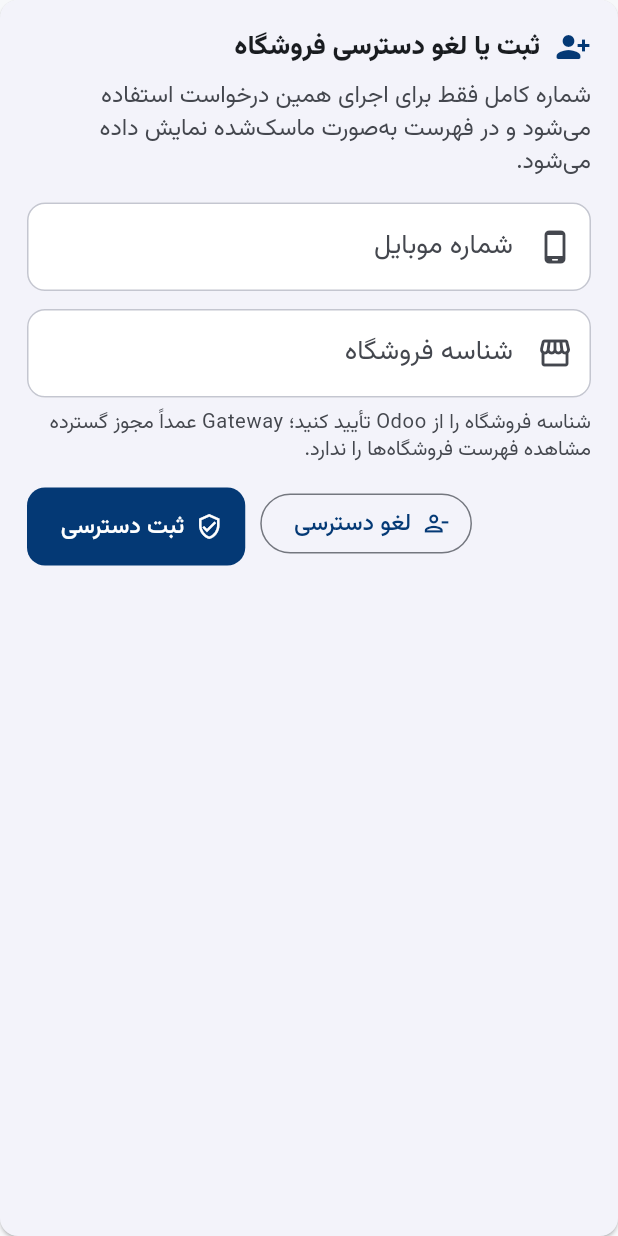
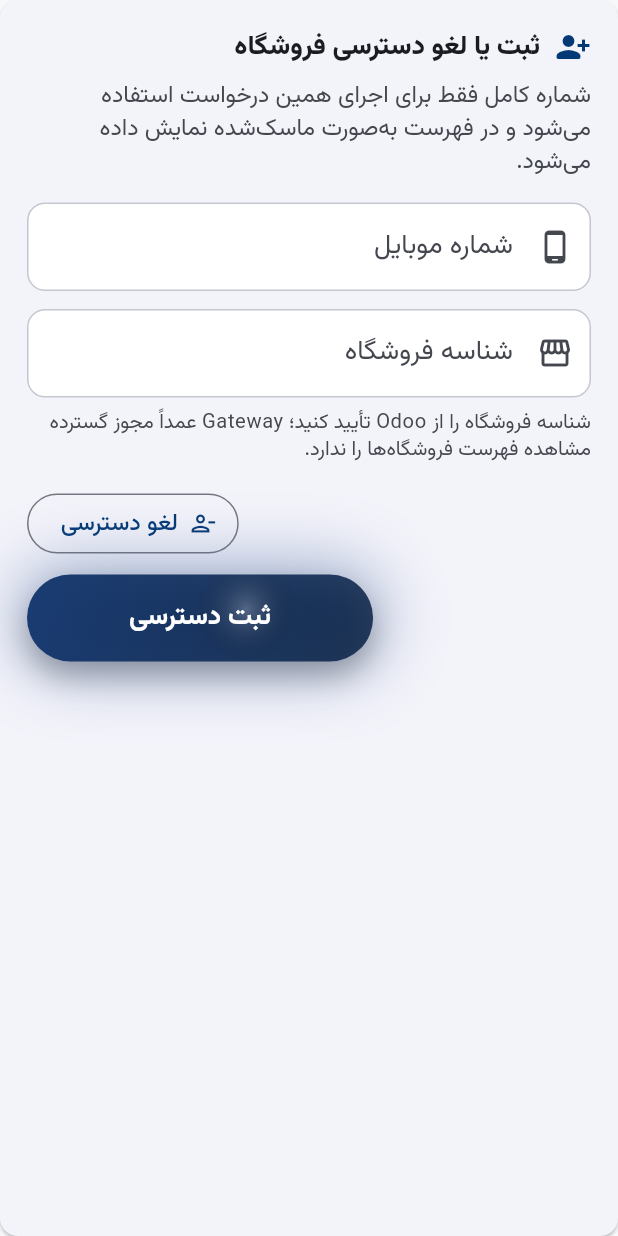
Before and after one commit to alirezatic/address-flutter, a Flutter app: the _AccessFormCard widget shown alone on an empty page, opened directly with empty values, on a phone screen of 412 x 824 dp. Run offline on Flutter 3.47's test engine with Material 3 defaults, Android fonts, the phone set to English and light mode, and no system bars; our stand-ins replace camera, country_picker, dio, flutter_map, flutter_secure_storage, go_router and 6 more; accounts and stored records are empty; network calls fail; statements that could not run were skipped.

Commit message:
refactor: use shared primary action button for admin access

```diff
--- a/lib/features/admin_shop_access/presentation/screens/admin_shop_access_screen.dart
+++ b/lib/features/admin_shop_access/presentation/screens/admin_shop_access_screen.dart
@@ -1,6 +1,7 @@
 import 'package:flutter/material.dart';
 import 'package:flutter/services.dart';
 
+import 'package:address/core/design_system/components/buttons/animated_start_button.dart';
 import 'package:address/features/admin_shop_access/domain/entities/admin_shop_access_entry.dart';
 import 'package:address/features/admin_shop_access/domain/entities/admin_shop_access_failure.dart';
 import 'package:address/features/admin_shop_access/domain/entities/admin_shop_access_mutation.dart';
@@ -405,15 +406,12 @@ class _AccessFormCard extends StatelessWidget {
                     icon: const Icon(Icons.person_remove_outlined),
                     label: Text(localizations.revokeAccess),
                   ),
-                  FilledButton.icon(
-                    onPressed: isBusy ? null : onGrant,
-                    icon: isBusy
-                        ? const SizedBox.square(
-                            dimension: 18,
-                            child: CircularProgressIndicator(strokeWidth: 2),
-                          )
-                        : const Icon(Icons.verified_user_outlined),
-                    label: Text(localizations.grantAccess),
+                  AnimatedStartButton(
+                    onTap: onGrant,
+                    isLoading: isBusy,
+                    isEnabled: !isBusy,
+                    title: localizations.grantAccess,
+                    icon: Icons.verified_user_outlined,
                   ),
                 ],
               ),
```
